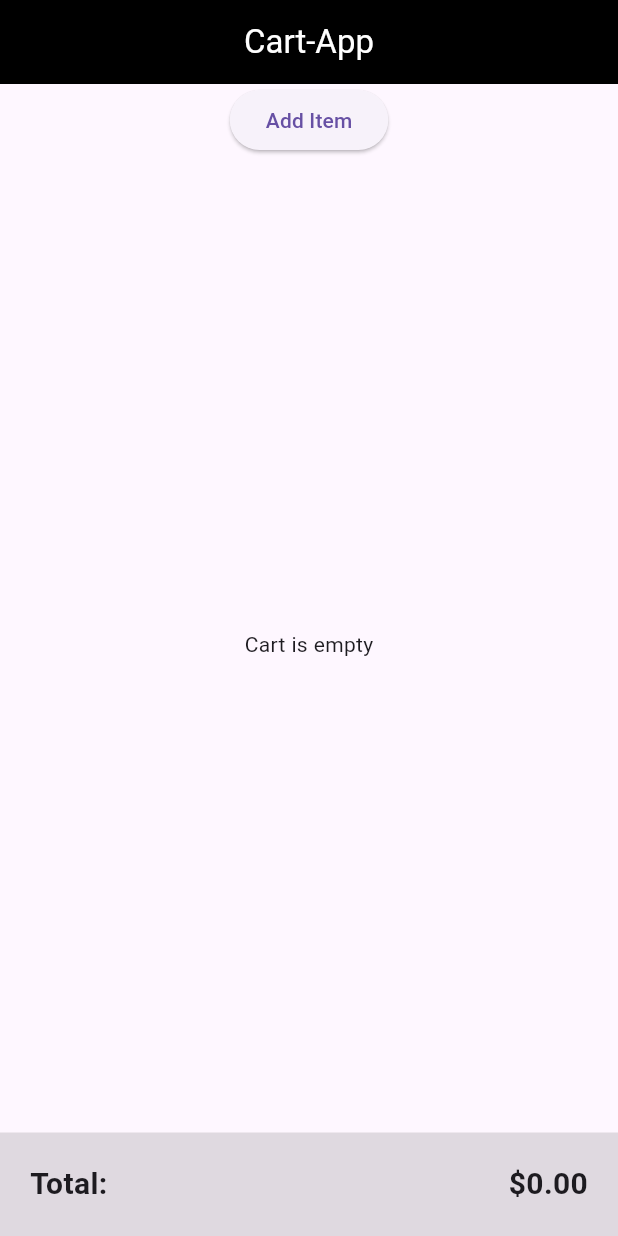
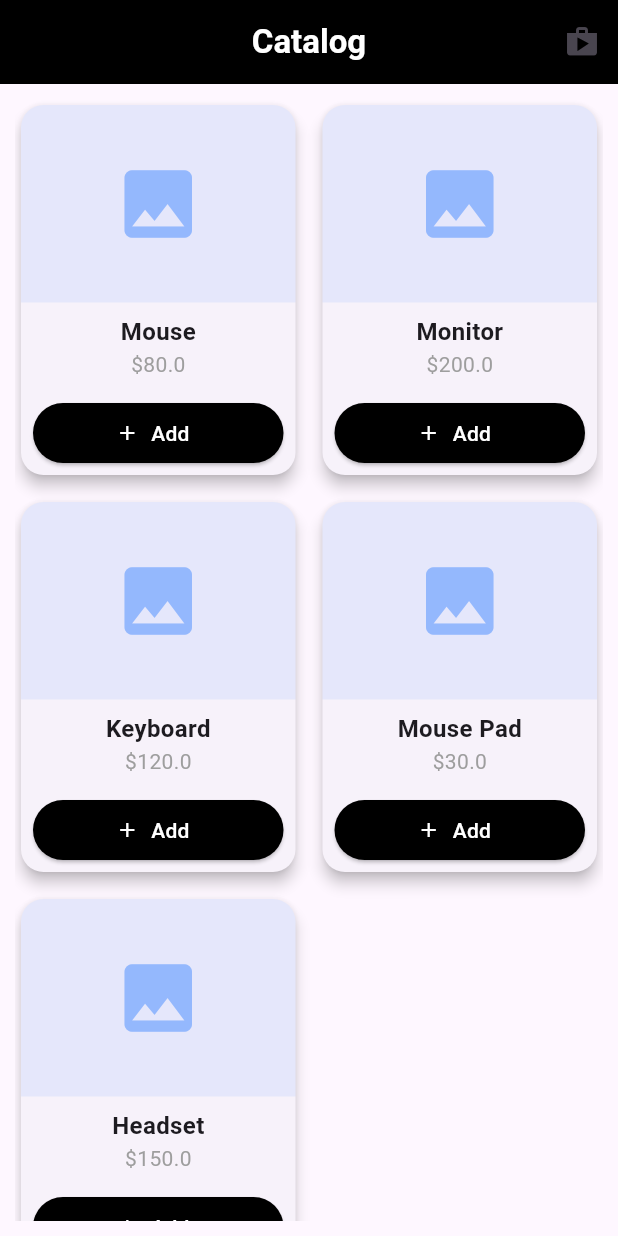
Before and after one commit to MostafaL2003/cart_app, a Flutter app: the screen it shows after launch, on a phone screen of 412 x 824 dp. Run offline on Flutter 3.47's test engine with Material 3 defaults, Android fonts, the phone set to English and light mode, and no system bars; our stand-ins replace flutter_bloc, hive, hive_flutter; accounts and stored records are empty.

Commit message:
Completed Catalog Screen with Grid Layout

```diff
--- a/lib/main.dart
+++ b/lib/main.dart
@@ -1,9 +1,8 @@
 import 'package:cart_app/cubit/cart_cubit.dart';
 import 'package:cart_app/models/products.dart';
-import 'package:cart_app/screens/home_screen.dart';
+import 'package:cart_app/screens/catalog_screen.dart';
 import 'package:flutter/material.dart';
 import 'package:flutter_bloc/flutter_bloc.dart';
-import 'package:hive/hive.dart';
 import 'package:hive_flutter/adapters.dart';
 
 void main() async {
@@ -22,7 +21,10 @@ class MyApp extends StatelessWidget {
   Widget build(BuildContext context) {
     return BlocProvider(
       create: (context) => CartCubit(),
-      child: MaterialApp(home: HomeScreen()),
+      child: MaterialApp(
+        debugShowCheckedModeBanner: false,
+        home: CatalogScreen(),
+      ),
     );
   }
 }
--- /dev/null
+++ b/lib/screens/catalog_screen.dart
@@ -0,0 +1,61 @@
+import 'package:cart_app/models/products.dart';
+import 'package:cart_app/screens/home_screen.dart';
+import 'package:cart_app/widgets/catalog_product_card.dart';
+import 'package:flutter/material.dart';
+import 'package:flutter/widgets.dart';
+
+
+
+class CatalogScreen extends StatelessWidget {
+  const CatalogScreen({super.key});
+
+  static List<Products> inventory = [
+    Products(id: "100", name: "Mouse", price: 80),
+    Products(id: "101", name: "Monitor", price: 200),
+    Products(id: "102", name: "Keyboard", price: 120),
+    Products(id: "103", name: "Mouse Pad", price: 30),
+    Products(id: "104", name: "Headset", price: 150),
+  ];
+  @override
+  Widget build(BuildContext context) {
+    return Scaffold(
+      appBar: AppBar(
+        actions: [
+          IconButton(
+            onPressed: () {
+              Navigator.push(
+                context,
+                MaterialPageRoute(builder: (context) => HomeScreen()),
+              );
+            },
+            icon: Icon(Icons.shop),
+          ),
+        ],
+        backgroundColor: Colors.black,
+        title: Text(
+          "Catalog",
+          style: TextStyle(color: Colors.white, fontWeight: FontWeight.bold),
+        ),
+        centerTitle: true,
+      ),
+      body: Padding(
+        padding: const EdgeInsets.all(10.0),
+        child: GridView.builder(
+          gridDelegate: const SliverGridDelegateWithFixedCrossAxisCount(
+            crossAxisCount: 2,
+            childAspectRatio: 0.75,
+            crossAxisSpacing: 10,
+            mainAxisSpacing: 10,
+          ),
+
+          itemCount: inventory.length,
+          itemBuilder: (context, index) {
+            final product = inventory[index];
+
+            return CatalogProductCard(product: product);
+          },
+        ),
+      ),
+    );
+  }
+}
--- a/lib/screens/home_screen.dart
+++ b/lib/screens/home_screen.dart
@@ -26,18 +26,6 @@ class HomeScreen extends StatelessWidget {
       ),
       body: Column(
         children: [
-          ElevatedButton(
-            onPressed: () {
-              final newItem = Products(
-                id: "101",
-                name: "Gaming Monitor",
-                price: 22.5,
-              );
-              context.read<CartCubit>().addItem(newItem);
-            },
-            child: const Text("Add Item"),
-          ),
-
           Expanded(
             child: BlocBuilder<CartCubit, List<Products>>(
               builder: (context, state) {
--- /dev/null
+++ b/lib/widgets/catalog_product_card.dart
@@ -0,0 +1,81 @@
+import 'package:cart_app/cubit/cart_cubit.dart';
+import 'package:cart_app/models/products.dart';
+import 'package:flutter/material.dart';
+import 'package:flutter_bloc/flutter_bloc.dart';
+
+class CatalogProductCard extends StatelessWidget {
+  final Products product;
+
+  const CatalogProductCard({super.key, required this.product});
+
+  @override
+  Widget build(BuildContext context) {
+    return Card(
+      elevation: 4,
+      shape: RoundedRectangleBorder(borderRadius: BorderRadius.circular(15)),
+      child: Column(
+        crossAxisAlignment: CrossAxisAlignment.center,
+        children: [
+          Expanded(
+            child: Container(
+              width: double.infinity,
+              decoration: BoxDecoration(
+                color: Colors.blueAccent.withOpacity(0.1),
+                borderRadius: const BorderRadius.vertical(top: Radius.circular(15)),
+              ),
+              child: Icon(
+                Icons.image,
+                size: 60,
+                color: Colors.blueAccent.withOpacity(0.5),
+              ),
+            ),
+          ),
+
+
+          Padding(
+            padding: const EdgeInsets.all(8.0),
+            child: Column(
+              children: [
+                Text(
+                  product.name,
+                  style: const TextStyle(fontWeight: FontWeight.bold, fontSize: 16),
+                  maxLines: 1,
+                  overflow: TextOverflow.ellipsis,
+                ),
+                Text(
+                  "\$${product.price}",
+                  style: const TextStyle(color: Colors.grey),
+                ),
+              ],
+            ),
+          ),
+
+
+          Padding(
+            padding: const EdgeInsets.symmetric(horizontal: 8.0, vertical: 4.0),
+            child: SizedBox(
+              width: double.infinity,
+              child: ElevatedButton.icon(
+                style: ElevatedButton.styleFrom(
+                  backgroundColor: Colors.black,
+                  foregroundColor: Colors.white,
+                ),
+                onPressed: () {
+                  context.read<CartCubit>().addItem(product);
+                  ScaffoldMessenger.of(context).showSnackBar(
+                    SnackBar(
+                      content: Text("${product.name} Added!"),
+                      duration: const Duration(milliseconds: 500),
+                    ),
+                  );
+                },
+                icon: const Icon(Icons.add, size: 16),
+                label: const Text("Add"),
+              ),
+            ),
+          ),
+        ],
+      ),
+    );
+  }
+}
```
